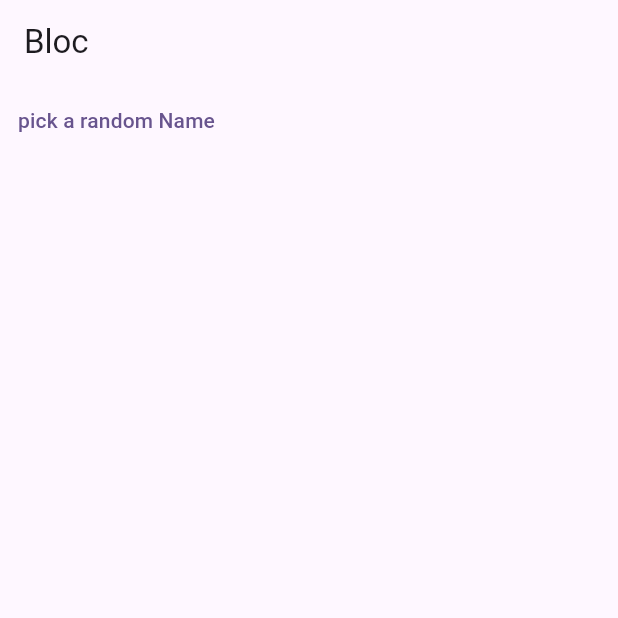
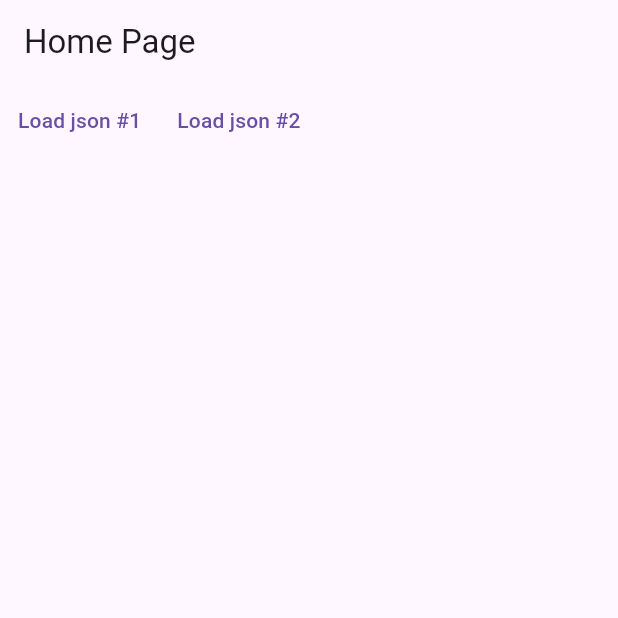
Before and after one commit to JayrajSinh16/bloc, a Flutter app: the screen it shows after launch, on a phone screen of 412 x 824 dp, the top half of it. Run offline on Flutter 3.47's test engine with Material 3 defaults, Android fonts, the phone set to English and light mode, and no system bars; our stand-ins replace flutter_bloc.

Commit message:
Cache Memory Loading using Bloc

```diff
--- a/lib/main.dart
+++ b/lib/main.dart
@@ -1,104 +1,190 @@
+import 'dart:convert';
+import 'dart:io';
 import 'package:flutter/material.dart';
+import 'package:flutter_bloc/flutter_bloc.dart';
+import 'dart:developer' as devtools show log;
 
-import 'package:bloc/bloc.dart';
-import 'dart:math' as math show Random;
+extension Log on Object {
+  void log() => devtools.log(toString());
+}
 
 void main() {
-  runApp(const MyApp());
+  runApp(
+    MaterialApp(
+      title: 'Flutter Demo',
+      theme: ThemeData(
+        primarySwatch: Colors.blue,
+      ),
+      debugShowCheckedModeBanner: false,
+      home: BlocProvider(
+        create: (_) => PersonsBloc(),
+        child: const HomePage(),
+      ),
+    ),
+  );
 }
 
-class MyApp extends StatelessWidget {
-  const MyApp({super.key});
+@immutable
+abstract class LoadAction {
+  const LoadAction();
+}
+
+@immutable
+class LoadPersonsAction implements LoadAction {
+  final PersonUrl url;
+  const LoadPersonsAction({required this.url}) : super();
+}
+
+enum PersonUrl {
+  persons1,
+  persons2,
+}
+
+extension UrlString on PersonUrl {
+  String get urlString {
+    switch (this) {
+      case PersonUrl.persons1:
+        return 'http://127.0.0.1:5500/api/persons1.json';
+      case PersonUrl.persons2:
+        return 'http://127.0.0.1:5500/api/persons2.json';
+    }
+  }
+}
+
+@immutable
+class Person {
+  final String name;
+  final int age;
+
+  const Person({
+    required this.name,
+    required this.age,
+  });
+
+  Person.fromJson(Map<String, dynamic> json)
+      : name = json['name'] as String,
+        age = json['age'] as int;
 
   @override
-  Widget build(BuildContext context) {
-    return MaterialApp(
-      title: 'Flutter Bloc',
-      debugShowCheckedModeBanner: false,
-      theme: ThemeData(
-        colorScheme: ColorScheme.fromSeed(seedColor: Colors.deepPurple),
-        useMaterial3: true,
-      ),
-      home: const HomePage(),
+  String toString() => 'Person (name = $name, age = $age)';
+}
+
+Future<Iterable<Person>> getPersons(String url) => HttpClient()
+    .getUrl(Uri.parse(url))
+    .then((req) => req.close())
+    .then((resp) => resp.transform(utf8.decoder).join())
+    .then((str) => json.decode(str) as List<dynamic>)
+    .then((list) => list.map((e) => Person.fromJson(e)));
+
+@immutable
+class FetchResult {
+  final Iterable<Person> persons;
+  final bool isRetrievedFromCache;
+  const FetchResult({
+    required this.persons,
+    required this.isRetrievedFromCache,
+  });
+
+  @override
+  String toString() =>
+      'FetchResult (isRetrievedFromCache = $isRetrievedFromCache, persons = $persons)';
+}
+
+class PersonsBloc extends Bloc<LoadAction, FetchResult?> {
+  final Map<PersonUrl, Iterable<Person>> _cache = {};
+  PersonsBloc() : super(null) {
+    on<LoadPersonsAction>(
+      (event, emit) async {
+        final url = event.url;
+        if (_cache.containsKey(url)) {
+          // we have the value in the cache
+          final cachedPersons = _cache[url]!;
+          final result = FetchResult(
+            persons: cachedPersons,
+            isRetrievedFromCache: true,
+          );
+          emit(result);
+        } else {
+          final persons = await getPersons(url.urlString);
+          _cache[url] = persons;
+          final result = FetchResult(
+            persons: persons,
+            isRetrievedFromCache: false,
+          );
+          emit(result);
+        }
+      },
     );
   }
 }
 
-const names = [
-  'Jay',
-  'Iron',
-  'Jarvis',
-];
-
-extension RandomElement<T> on Iterable<T> {
-  T getRandomElement() => elementAt(math.Random().nextInt(length));
+extension Subscript<T> on Iterable<T> {
+  T? operator [](int index) => length > index ? elementAt(index) : null;
 }
 
-class NameCubit extends Cubit<String?> {
-  NameCubit() : super(null);
-
-  void pickRandomName() {
-    emit(
-      names.getRandomElement(),
-    );
-  }
-}
-
-class HomePage extends StatefulWidget {
-  const HomePage({super.key});
-
-  @override
-  State<HomePage> createState() => _HomePageState();
-}
-
-class _HomePageState extends State<HomePage> {
-  late final NameCubit cubit;
-
-  @override
-  void initState() {
-    super.initState();
-    cubit = NameCubit();
-  }
-
-  @override
-  void dispose() {
-    super.dispose();
-    cubit.close();
-  }
+class HomePage extends StatelessWidget {
+  const HomePage({Key? key}) : super(key: key);
 
   @override
   Widget build(BuildContext context) {
     return Scaffold(
       appBar: AppBar(
-        title: const Text("Bloc"),
+        title: const Text('Home Page'),
       ),
-      body: StreamBuilder<String?>(
-        stream: cubit.stream,
-        builder: (context, snapshot) {
-          final button = TextButton(
-            onPressed: () {
-              cubit.pickRandomName();
+      body: Column(
+        children: [
+          Row(
+            children: [
+              TextButton(
+                onPressed: () {
+                  context.read<PersonsBloc>().add(
+                        const LoadPersonsAction(
+                          url: PersonUrl.persons1,
+                        ),
+                      );
+                },
+                child: const Text(
+                  'Load json #1',
+                ),
+              ),
+              TextButton(
+                onPressed: () {
+                  context.read<PersonsBloc>().add(
+                        const LoadPersonsAction(
+                          url: PersonUrl.persons2,
+                        ),
+                      );
+                },
+                child: const Text(
+                  'Load json #2',
+                ),
+              ),
+            ],
+          ),
+          BlocBuilder<PersonsBloc, FetchResult?>(
+            buildWhen: (previousResult, currentResult) {
+              return previousResult?.persons != currentResult?.persons;
             },
-            child: const Text('pick a random Name'),
-          );
-
-          switch(snapshot.connectionState){
-            case ConnectionState.none:
-              return button;
-            case ConnectionState.waiting:
-              return button;
-            case ConnectionState.active:
-              return Column(
-                children: [
-                  Text(snapshot.data ?? ""),
-                  button,
-                ],
+            builder: ((context, fetchResult) {
+              fetchResult?.log();
+              final persons = fetchResult?.persons;
+              if (persons == null) {
+                return const SizedBox();
+              }
+              return Expanded(
+                child: ListView.builder(
+                  itemCount: persons.length,
+                  itemBuilder: (context, index) {
+                    final person = persons[index]!;
+                    return ListTile(
+                      title: Text(person.name),
+                    );
+                  },
+                ),
               );
-            case ConnectionState.done:
-              return const SizedBox();
-          }
-
-        },
+            }),
+          ),
+        ],
       ),
     );
   }
```
Also changed, not shown: api/persons1.json (added, +18 -0 lines), api/persons2.json (added, +18 -0 lines).
